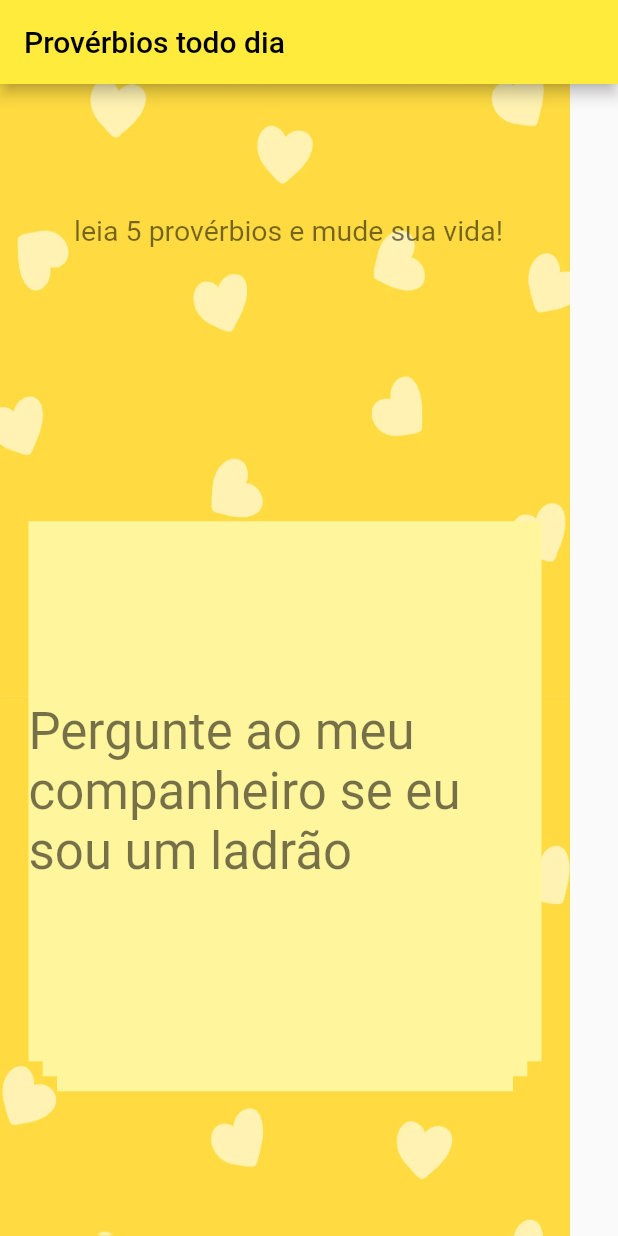
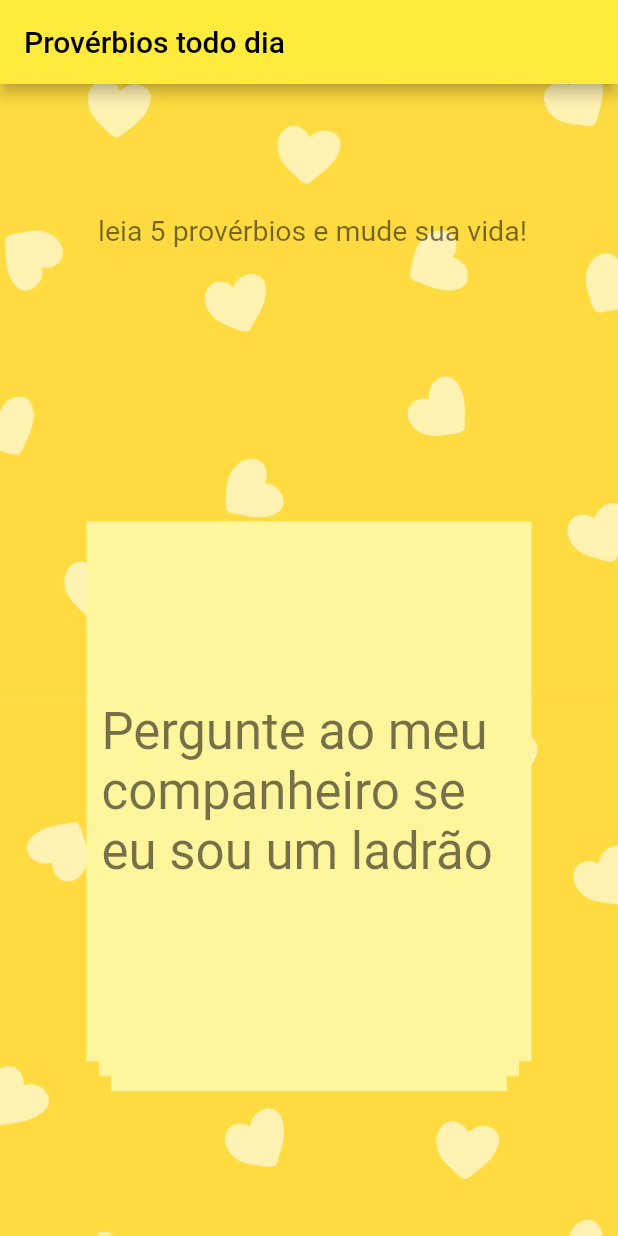
Before and after one commit to JoaoRodriguesRD/flutter-simple-applications, a Flutter app: the screen it shows after launch, on a phone screen of 412 x 824 dp. Run offline on Flutter 3.47's test engine with Material 2 defaults, Android fonts, the phone set to English and light mode, and no system bars; drawn by our look-alikes of tcard.

Commit message:
Fixing background image

```diff
--- a/app_proverbs/lib/main.dart
+++ b/app_proverbs/lib/main.dart
@@ -1,3 +1,5 @@
+import 'dart:ui';
+
 import 'package:app_proverbs/reader.dart';
 import 'package:flutter/material.dart';
 import 'package:tcard/tcard.dart';
@@ -55,9 +57,14 @@ class _MyHomePageState extends State<MyHomePage> {
         decoration: BoxDecoration(
           image: DecorationImage(
             image: AssetImage(backgroundPath[0]),
-            fit: BoxFit.fill,
+            fit: BoxFit.cover,
           ),
         ),
+        child: Padding(
+          // padding: EdgeInsets.symmetric(horizontal: MediaQuery.of(context).size.width / 10),
+          padding: EdgeInsets.symmetric(
+              horizontal: MediaQuery.of(context).size.width / 10),
+          child: IntrinsicWidth(
             child: Column(
               mainAxisAlignment: MainAxisAlignment.spaceAround,
               children: <Widget>[
@@ -76,7 +83,8 @@ class _MyHomePageState extends State<MyHomePage> {
                   future: _printMyText(),
                   builder: (BuildContext context, AsyncSnapshot snapshot) {
                     if (!snapshot.hasData) {
-                  return const Text("Não foi encontrado nenhum provérbio.. :/");
+                      return const Text(
+                          "Não foi encontrado nenhum provérbio.. :/");
                     } else if (snapshot.hasError) {
                       return const Text("OPS... Error :(");
                     } else {
@@ -85,6 +93,8 @@ class _MyHomePageState extends State<MyHomePage> {
                   },
                 ),
               ],
+            ),
+          ),
         ),
       ),
     );
@@ -97,6 +107,8 @@ class _MyHomePageState extends State<MyHomePage> {
         data.length,
         (index) => Container(
           color: Theme.of(context).backgroundColor,
+          child: Padding(
+            padding: const EdgeInsets.all(10),
             child: Center(
               child: Text(
                 data[index],
@@ -105,6 +117,7 @@ class _MyHomePageState extends State<MyHomePage> {
             ),
           ),
         ),
+      ),
     );
   }
 }
```
Lines whose indentation alone changed are shown as unchanged.
